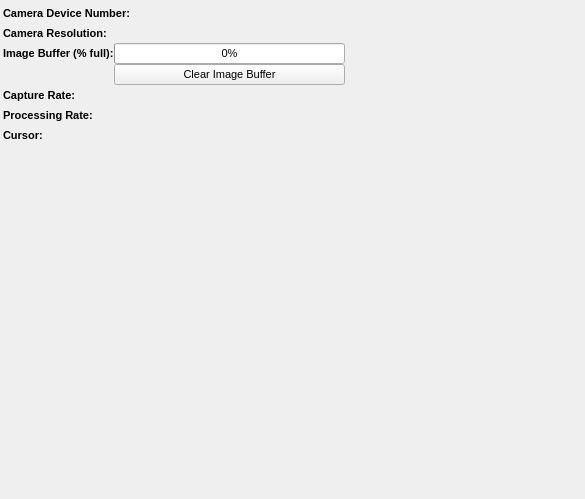
The window that NoobaFE/Forms/StatPanel.ui (noobavss/NoobaVSS) describes before a commit, drawn with Qt 5.
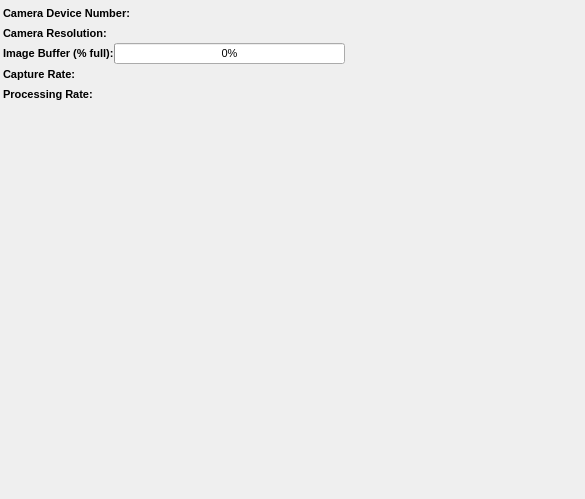
The same window after the commit.

Patch:
```diff
--- a/NoobaFE/Forms/StatPanel.ui
+++ b/NoobaFE/Forms/StatPanel.ui
@@ -165,18 +165,6 @@
            </property>
           </widget>
          </item>
-         <item row="1" column="1">
-          <widget class="QPushButton" name="clearImageBufferButton">
-           <property name="font">
-            <font>
-             <pointsize>8</pointsize>
-            </font>
-           </property>
-           <property name="text">
-            <string>Clear Image Buffer</string>
-           </property>
-          </widget>
-         </item>
          <item row="0" column="2">
           <widget class="QLabel" name="imageBufferLabel">
            <property name="font">
@@ -324,47 +312,7 @@
         </layout>
        </item>
        <item>
-        <layout class="QHBoxLayout" name="horizontalLayout_16">
-         <item>
-          <widget class="QLabel" name="label_14">
-           <property name="font">
-            <font>
-             <pointsize>8</pointsize>
-             <weight>75</weight>
-             <bold>true</bold>
-            </font>
-           </property>
-           <property name="text">
-            <string>Cursor:</string>
-           </property>
-          </widget>
-         </item>
-         <item>
-          <widget class="QLabel" name="mouseCursorPosLabel">
-           <property name="font">
-            <font>
-             <pointsize>8</pointsize>
-            </font>
-           </property>
-           <property name="text">
-            <string/>
-           </property>
-          </widget>
-         </item>
-         <item>
-          <spacer name="horizontalSpacer_14">
-           <property name="orientation">
-            <enum>Qt::Horizontal</enum>
-           </property>
-           <property name="sizeHint" stdset="0">
-            <size>
-             <width>40</width>
-             <height>20</height>
-            </size>
-           </property>
-          </spacer>
-         </item>
-        </layout>
+        <layout class="QHBoxLayout" name="horizontalLayout_16"/>
        </item>
       </layout>
      </item>
```
